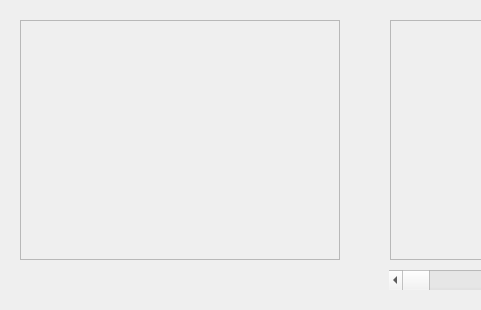
Before: the Qt Designer form proyVA_3/mainwindow.ui in Hinjeniero/artificial_sight, drawn with Qt 5; both pictures show x 0 to 481 and y 0 to 310 of the 860 by 310 pixel window.
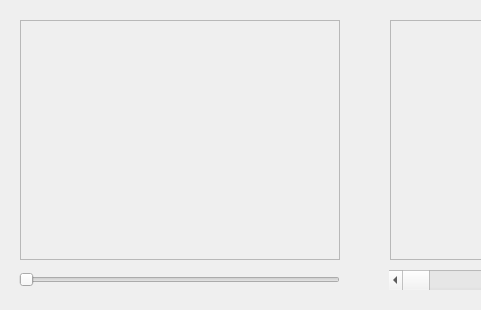
After: the same form once the commit is applied.

```diff
--- a/proyVA_3/mainwindow.ui
+++ b/proyVA_3/mainwindow.ui
@@ -166,6 +166,22 @@
     <string>Select the object</string>
    </property>
   </widget>
+  <widget class="QSlider" name="horizontalSlider">
+   <property name="geometry">
+    <rect>
+     <x>19</x>
+     <y>270</y>
+     <width>321</width>
+     <height>20</height>
+    </rect>
+   </property>
+   <property name="maximum">
+    <number>0</number>
+   </property>
+   <property name="orientation">
+    <enum>Qt::Horizontal</enum>
+   </property>
+  </widget>
  </widget>
  <resources/>
  <connections/>
```
